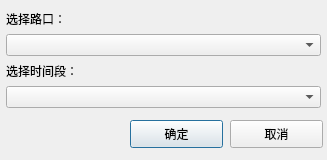
Above: gui/RoadChoose.ui from 31029/TrafficDetect before the change. Below: the same form after it.
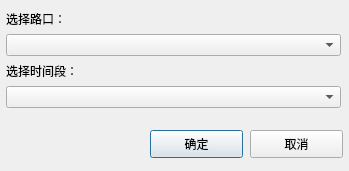
That is the form after the change.

Diff of the .ui file:
```diff
--- a/gui/RoadChoose.ui
+++ b/gui/RoadChoose.ui
@@ -6,20 +6,20 @@
    <rect>
     <x>0</x>
     <y>0</y>
-    <width>327</width>
-    <height>160</height>
+    <width>349</width>
+    <height>171</height>
    </rect>
   </property>
   <property name="minimumSize">
    <size>
-    <width>327</width>
-    <height>160</height>
+    <width>349</width>
+    <height>171</height>
    </size>
   </property>
   <property name="maximumSize">
    <size>
-    <width>327</width>
-    <height>160</height>
+    <width>349</width>
+    <height>171</height>
    </size>
   </property>
   <property name="windowTitle">
@@ -30,8 +30,8 @@
     <rect>
      <x>0</x>
      <y>10</y>
-     <width>321</width>
-     <height>101</height>
+     <width>341</width>
+     <height>111</height>
     </rect>
    </property>
    <layout class="QFormLayout" name="formLayout">
@@ -60,8 +60,8 @@
   <widget class="QPushButton" name="pushButton_ok">
    <property name="geometry">
     <rect>
-     <x>130</x>
-     <y>120</y>
+     <x>150</x>
+     <y>130</y>
      <width>93</width>
      <height>28</height>
     </rect>
@@ -73,8 +73,8 @@
   <widget class="QPushButton" name="pushButton_quit">
    <property name="geometry">
     <rect>
-     <x>230</x>
-     <y>120</y>
+     <x>250</x>
+     <y>130</y>
      <width>93</width>
      <height>28</height>
     </rect>
```
Left out of the diff: 18 changed lines with no effect on the pictures.
